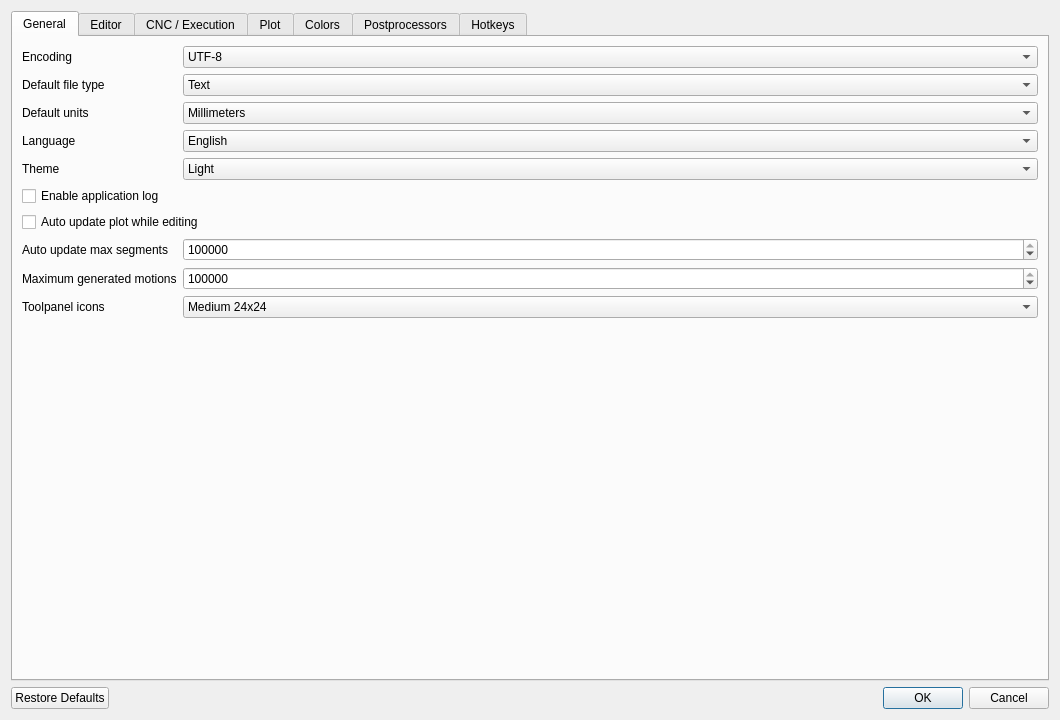
MaestroFusion360/easy_gcode_plot, file app/ui/generated/dialogs/options.ui: the form before one commit.
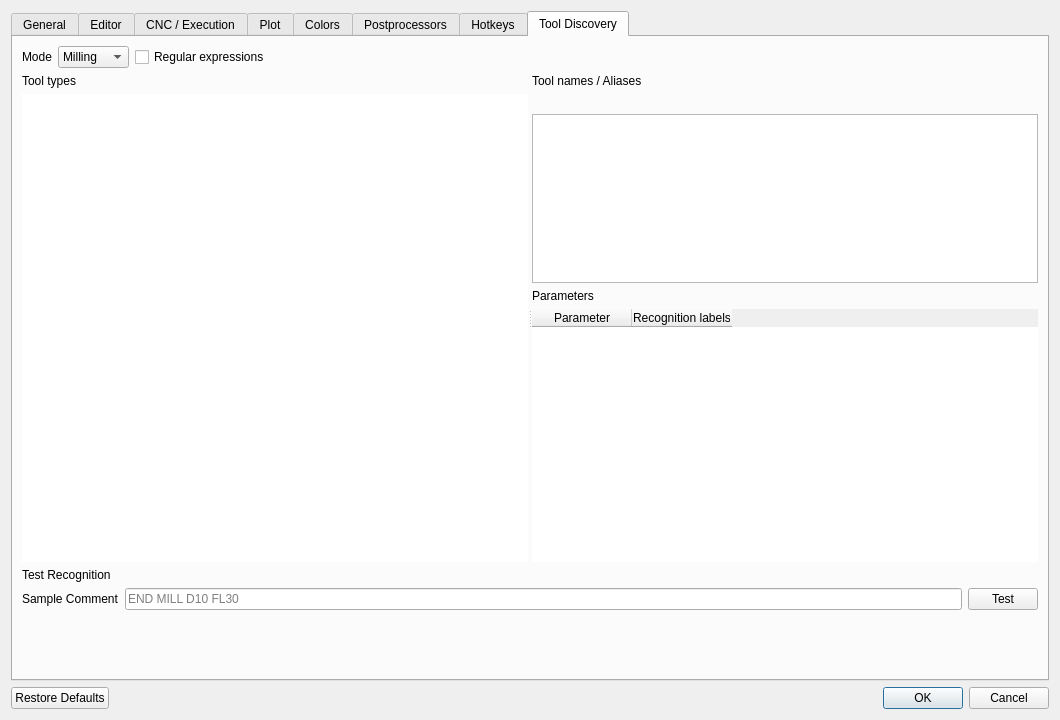
The form after the commit. The open tabs and pages were chosen to show the change. Icons and pictures are not drawn.

Commit message: Discovery options, compensation intersections and fix bugs

Diff of the .ui file:
```diff
--- a/app/ui/generated/dialogs/options.ui
+++ b/app/ui/generated/dialogs/options.ui
@@ -954,6 +954,247 @@
                             </item>
                         </layout>
                     </widget>
+                    <widget class="QWidget" name="toolDiscoveryTab">
+                        <attribute name="title">
+                            <string>Tool Discovery</string>
+                        </attribute>
+                        <layout class="QVBoxLayout" name="discoveryLayout" stretch="0,1,0,0,0,0">
+                            <item>
+                                <layout class="QHBoxLayout" name="discoveryModeLayout">
+                                    <item>
+                                        <widget class="QLabel" name="discoveryModeLabel">
+                                            <property name="text">
+                                                <string>Mode</string>
+                                            </property>
+                                        </widget>
+                                    </item>
+                                    <item>
+                                        <widget class="QComboBox" name="discoveryModeCombo">
+                                            <property name="maximumSize">
+                                                <size>
+                                                    <width>160</width>
+                                                    <height>16777215</height>
+                                                </size>
+                                            </property>
+                                            <item>
+                                                <property name="text">
+                                                    <string>Milling</string>
+                                                </property>
+                                            </item>
+                                            <item>
+                                                <property name="text">
+                                                    <string>Turning</string>
+                                                </property>
+                                            </item>
+                                        </widget>
+                                    </item>
+                                    <item>
+                                        <widget class="QCheckBox" name="discoveryRegexCheck">
+                                            <property name="text">
+                                                <string>Regular expressions</string>
+                                            </property>
+                                        </widget>
+                                    </item>
+                                    <item>
+                                        <spacer name="discoveryModeSpacer">
+                                            <property name="orientation">
+                                                <enum>Qt::Orientation::Horizontal</enum>
+                                            </property>
+                                            <property name="sizeHint">
+                                                <size>
+                                                    <width>20</width>
+                                                    <height>0</height>
+                                                </size>
+                                            </property>
+                                        </spacer>
+                                    </item>
+                                </layout>
+                            </item>
+                            <item>
+                                <widget class="QSplitter" name="discoverySplitter">
+                                    <property name="orientation">
+                                        <enum>Qt::Orientation::Horizontal</enum>
+                                    </property>
+                                    <widget class="QWidget" name="discoveryTypesPane">
+                                        <layout class="QVBoxLayout" name="discoveryTypesLayout">
+                                            <property name="leftMargin">
+                                                <number>0</number>
+                                            </property>
+                                            <property name="topMargin">
+                                                <number>0</number>
+                                            </property>
+                                            <property name="bottomMargin">
+                                                <number>0</number>
+                                            </property>
+                                            <item>
+                                                <widget class="QLabel" name="discoveryTypesLabel">
+                                                    <property name="text">
+                                                        <string>Tool types</string>
+                                                    </property>
+                                                </widget>
+                                            </item>
+                                            <item>
+                                                <widget class="QListWidget" name="discoveryTypesList">
+                                                    <property name="spacing">
+                                                        <number>3</number>
+                                                    </property>
+                                                    <property name="frameShape">
+                                                        <enum>QFrame::Shape::NoFrame</enum>
+                                                    </property>
+                                                </widget>
+                                            </item>
+                                        </layout>
+                                    </widget>
+                                    <widget class="QWidget" name="discoveryEditorPane">
+                                        <layout class="QVBoxLayout" name="discoveryEditorLayout" stretch="0,0,2,0,3">
+                                            <property name="rightMargin">
+                                                <number>0</number>
+                                            </property>
+                                            <property name="topMargin">
+                                                <number>0</number>
+                                            </property>
+                                            <property name="bottomMargin">
+                                                <number>0</number>
+                                            </property>
+                                            <item>
+                                                <widget class="QLabel" name="discoveryNamesLabel">
+                                                    <property name="text">
+                                                        <string>Tool names / Aliases</string>
+                                                    </property>
+                                                </widget>
+                                            </item>
+                                            <item>
+                                                <widget class="QLabel" name="discoveryFormatLabel">
+                                                    <property name="text">
+                                                        <string />
+                                                    </property>
+                                                    <property name="wordWrap">
+                                                        <bool>true</bool>
+                                                    </property>
+                                                </widget>
+                                            </item>
+                                            <item>
+                                                <widget class="QPlainTextEdit" name="discoveryNamesEdit">
+                                                    <property name="tabChangesFocus">
+                                                        <bool>true</bool>
+                                                    </property>
+                                                </widget>
+                                            </item>
+                                            <item>
+                                                <widget class="QLabel" name="discoveryParametersLabel">
+                                                    <property name="text">
+                                                        <string>Parameters</string>
+                                                    </property>
+                                                </widget>
+                                            </item>
+                                            <item>
+                                                <widget class="QTableWidget" name="discoveryParameterTable">
+                                                    <property name="alternatingRowColors">
+                                                        <bool>true</bool>
+                                                    </property>
+                                                    <property name="showGrid">
+                                                        <bool>false</bool>
+                                                    </property>
+                                                    <property name="frameShape">
+                                                        <enum>QFrame::Shape::NoFrame</enum>
+                                                    </property>
+                                                    <property name="editTriggers">
+                                                        <set>QAbstractItemView::EditTrigger::DoubleClicked|QAbstractItemView::EditTrigger::SelectedClicked|QAbstractItemView::EditTrigger::EditKeyPressed</set>
+                                                    </property>
+                                                    <column>
+                                                        <property name="text">
+                                                            <string>Parameter</string>
+                                                        </property>
+                                                    </column>
+                                                    <column>
+                                                        <property name="text">
+                                                            <string>Recognition labels</string>
+                                                        </property>
+                                                    </column>
+                                                </widget>
+                                            </item>
+                                        </layout>
+                                    </widget>
+                                </widget>
+                            </item>
+                            <item>
+                                <widget class="QLabel" name="discoveryTestLabel">
+                                    <property name="text">
+                                        <string>Test Recognition</string>
+                                    </property>
+                                </widget>
+                            </item>
+                            <item>
+                                <layout class="QHBoxLayout" name="discoveryCommentLayout">
+                                    <item>
+                                        <widget class="QLabel" name="discoveryCommentLabel">
+                                            <property name="text">
+                                                <string>Sample Comment</string>
+                                            </property>
+                                        </widget>
+                                    </item>
+                                    <item>
+                                        <widget class="QLineEdit" name="discoveryCommentEdit">
+                                            <property name="placeholderText">
+                                                <string>END MILL D10 FL30</string>
+                                            </property>
+                                        </widget>
+                                    </item>
+                                    <item>
+                                        <widget class="QPushButton" name="discoveryTestButton">
+                                            <property name="text">
+                                                <string>Test</string>
+                                            </property>
+                                            <property name="maximumSize">
+                                                <size>
+                                                    <width>70</width>
+                                                    <height>16777215</height>
+                                                </size>
+                                            </property>
+                                        </widget>
+                                    </item>
+                                </layout>
+                            </item>
+                            <item>
+                                <widget class="QLabel" name="discoveryResultLabel">
+                                    <property name="text">
+                                        <string />
+                                    </property>
+                                    <property name="wordWrap">
+                                        <bool>true</bool>
+                                    </property>
+                                    <property name="minimumSize">
+                                        <size>
+                                            <width>0</width>
+                                            <height>24</height>
+                                        </size>
+                                    </property>
+                                    <property name="textFormat">
+                                        <enum>Qt::TextFormat::RichText</enum>
+                                    </property>
+                                    <property name="textInteractionFlags">
+                                        <set>Qt::TextInteractionFlag::TextSelectableByMouse</set>
+                                    </property>
+                                </widget>
+                            </item>
+                            <item>
+                                <widget class="QLabel" name="discoveryErrorLabel">
+                                    <property name="text">
+                                        <string />
+                                    </property>
+                                    <property name="wordWrap">
+                                        <bool>true</bool>
+                                    </property>
+                                    <property name="minimumSize">
+                                        <size>
+                                            <width>0</width>
+                                            <height>24</height>
+                                        </size>
+                                    </property>
+                                </widget>
+                            </item>
+                        </layout>
+                    </widget>
                 </widget>
             </item>
             <item>
```
The commit also changes 43 other files.
